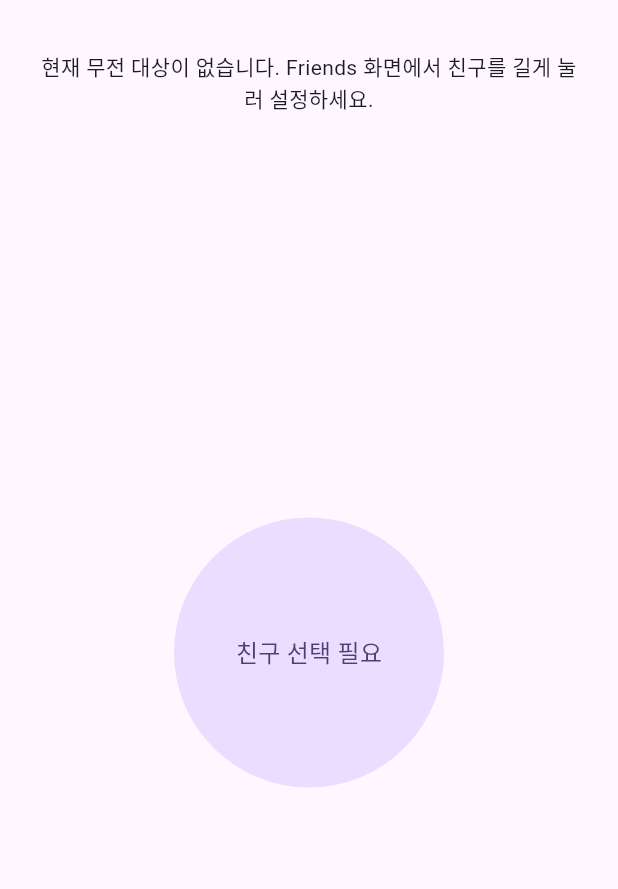
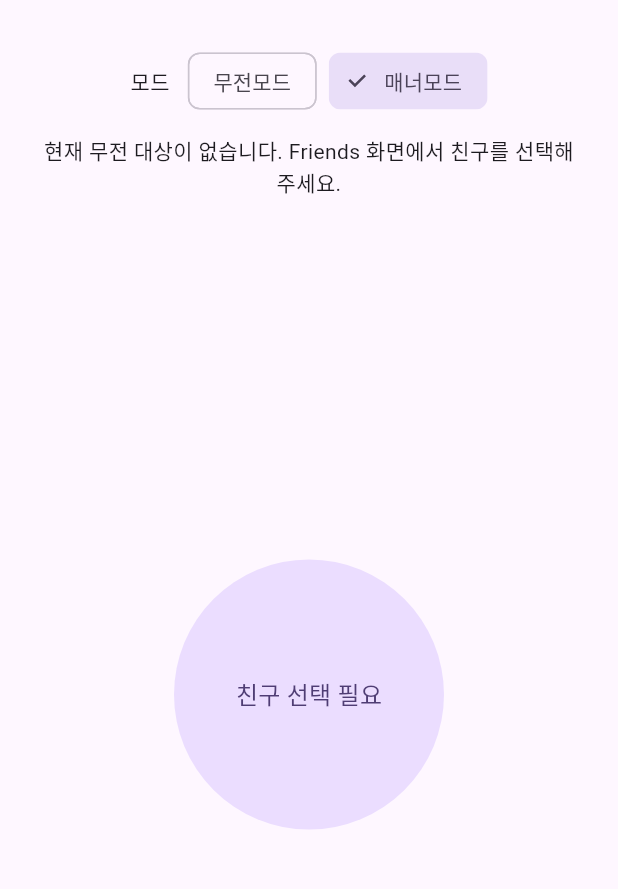
Before and after one commit to hyeonugang163-ship-it/wow, a Flutter app: the PttHomePage screen opened by its route, on a phone screen of 412 x 824 dp, the part 63-952 px from its top. Run offline on Flutter 3.47's test engine with Material 3 defaults, Android fonts, the light colour scheme and no system bars; our stand-ins replace flutter_riverpod, go_router, just_audio; missing offline and left inert: record.

```diff
--- a/lib/ptt_debug_log.dart
+++ b/lib/ptt_debug_log.dart
@@ -184,9 +184,9 @@ class PttLogger {
       message: message,
       meta: meta,
     );
-    // provider state를 건드리지 않는 선에서,
-    // 콘솔 출력과 v2 버퍼 기록을 함께 수행한다.
-    _logToSink(entry);
+    // NOTE: ProviderObserver / backend provider 초기화 등에서
+    // 호출되므로, 여기서는 sink나 버퍼를 건드리지 않고
+    // 콘솔 출력만 수행한다.
     _logToConsole(entry);
   }
 }
--- a/lib/ptt_home_page.dart
+++ b/lib/ptt_home_page.dart
@@ -209,7 +209,7 @@ class _PttHomePageState extends ConsumerState<PttHomePage> {
     String targetStatusText;
     if (currentFriend == null) {
       targetStatusText =
-          '현재 무전 대상이 없습니다. Friends 화면에서 친구를 길게 눌러 설정하세요.';
+          '현재 무전 대상이 없습니다. Friends 화면에서 친구를 선택해 주세요.';
     } else if (friendBlocked) {
       targetStatusText =
           '현재 대상: ${currentFriend.name} (차단됨: 무전/매너 모두 전송되지 않습니다.)';
@@ -279,6 +279,37 @@ class _PttHomePageState extends ConsumerState<PttHomePage> {
             padding: const EdgeInsets.all(16),
             child: Column(
               children: [
+                Row(
+                  mainAxisAlignment: MainAxisAlignment.center,
+                  children: [
+                    const Text('모드'),
+                    const SizedBox(width: 12),
+                    ChoiceChip(
+                      label: const Text('무전모드'),
+                      selected: mode == PttMode.walkie,
+                      onSelected: (_) {
+                        ref
+                            .read(
+                              pttModeProvider.notifier,
+                            )
+                            .setMode(PttMode.walkie);
+                      },
+                    ),
+                    const SizedBox(width: 8),
+                    ChoiceChip(
+                      label: const Text('매너모드'),
+                      selected: mode == PttMode.manner,
+                      onSelected: (_) {
+                        ref
+                            .read(
+                              pttModeProvider.notifier,
+                            )
+                            .setMode(PttMode.manner);
+                      },
+                    ),
+                  ],
+                ),
+                const SizedBox(height: 8),
             Align(
               alignment: Alignment.center,
               child: InkWell(
```
Also changed, not shown: lib/friends_page.dart (+2 -85 lines).
